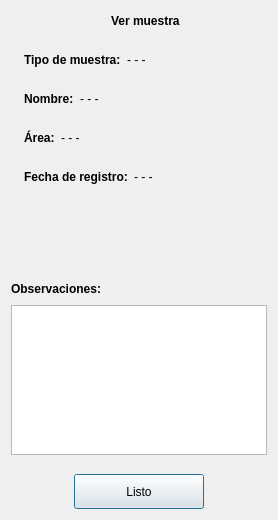
First picture: the form in dlgverlesion.ui, repository Gabnz/Spectrasoft, before the edit.
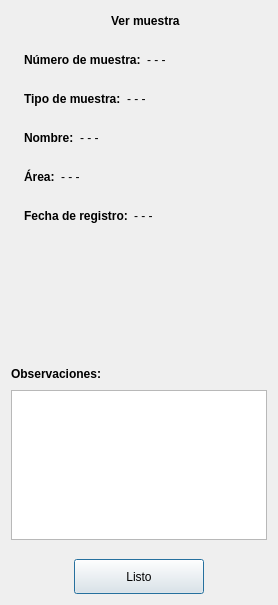
Second picture: the form after the edit. Icons and pictures are not drawn.

The edit to the form file:
```diff
--- a/dlgverlesion.ui
+++ b/dlgverlesion.ui
@@ -7,7 +7,7 @@
     <x>0</x>
     <y>0</y>
     <width>278</width>
-    <height>520</height>
+    <height>605</height>
    </rect>
   </property>
   <property name="windowTitle">
@@ -19,8 +19,6 @@
   </property>
   <layout class="QGridLayout" name="gridLayout">
    <item row="0" column="0">
-    <layout class="QVBoxLayout" name="verticalLayout_4">
-     <item>
       <layout class="QVBoxLayout" name="verticalLayout_3">
        <item>
         <layout class="QHBoxLayout" name="horizontalLayout_10">
@@ -101,7 +99,7 @@
         </spacer>
        </item>
        <item>
-        <layout class="QHBoxLayout" name="horizontalLayout_7">
+      <layout class="QHBoxLayout" name="horizontalLayout_8">
          <item>
           <spacer name="horizontalSpacer_10">
            <property name="orientation">
@@ -120,6 +118,65 @@
          </item>
          <item>
           <layout class="QVBoxLayout" name="verticalLayout_2">
+         <item>
+          <layout class="QHBoxLayout" name="horizontalLayout_7">
+           <item>
+            <widget class="QLabel" name="label_6">
+             <property name="font">
+              <font>
+               <weight>75</weight>
+               <bold>true</bold>
+              </font>
+             </property>
+             <property name="text">
+              <string>Número de muestra:</string>
+             </property>
+            </widget>
+           </item>
+           <item>
+            <widget class="QLabel" name="etqIdMuestra">
+             <property name="font">
+              <font>
+               <weight>50</weight>
+               <bold>false</bold>
+              </font>
+             </property>
+             <property name="text">
+              <string>- - -</string>
+             </property>
+            </widget>
+           </item>
+           <item>
+            <spacer name="horizontalSpacer_12">
+             <property name="orientation">
+              <enum>Qt::Horizontal</enum>
+             </property>
+             <property name="sizeHint" stdset="0">
+              <size>
+               <width>40</width>
+               <height>20</height>
+              </size>
+             </property>
+            </spacer>
+           </item>
+          </layout>
+         </item>
+         <item>
+          <spacer name="verticalSpacer_8">
+           <property name="orientation">
+            <enum>Qt::Vertical</enum>
+           </property>
+           <property name="sizeType">
+            <enum>QSizePolicy::Fixed</enum>
+           </property>
+           <property name="sizeHint" stdset="0">
+            <size>
+             <width>20</width>
+             <height>13</height>
+            </size>
+           </property>
+          </spacer>
+         </item>
            <item>
             <layout class="QHBoxLayout" name="horizontalLayout">
              <item>
@@ -357,8 +414,6 @@
             </size>
            </property>
           </spacer>
-         </item>
-        </layout>
        </item>
       </layout>
      </item>
```
Lines whose indentation alone changed are shown as unchanged.
